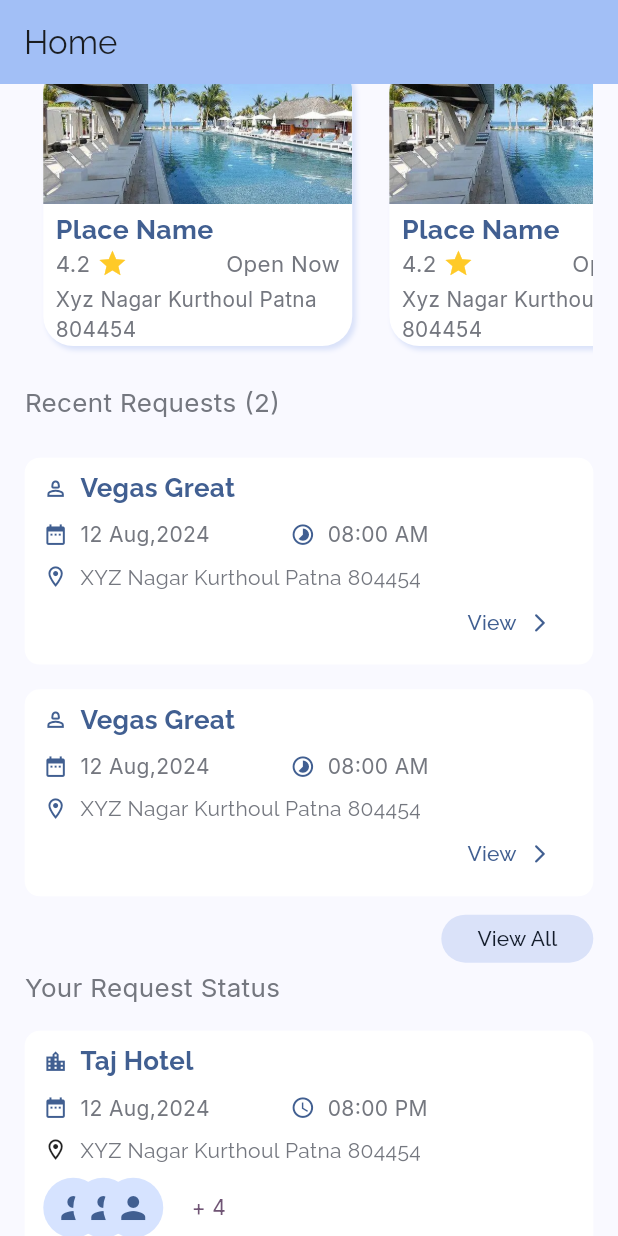
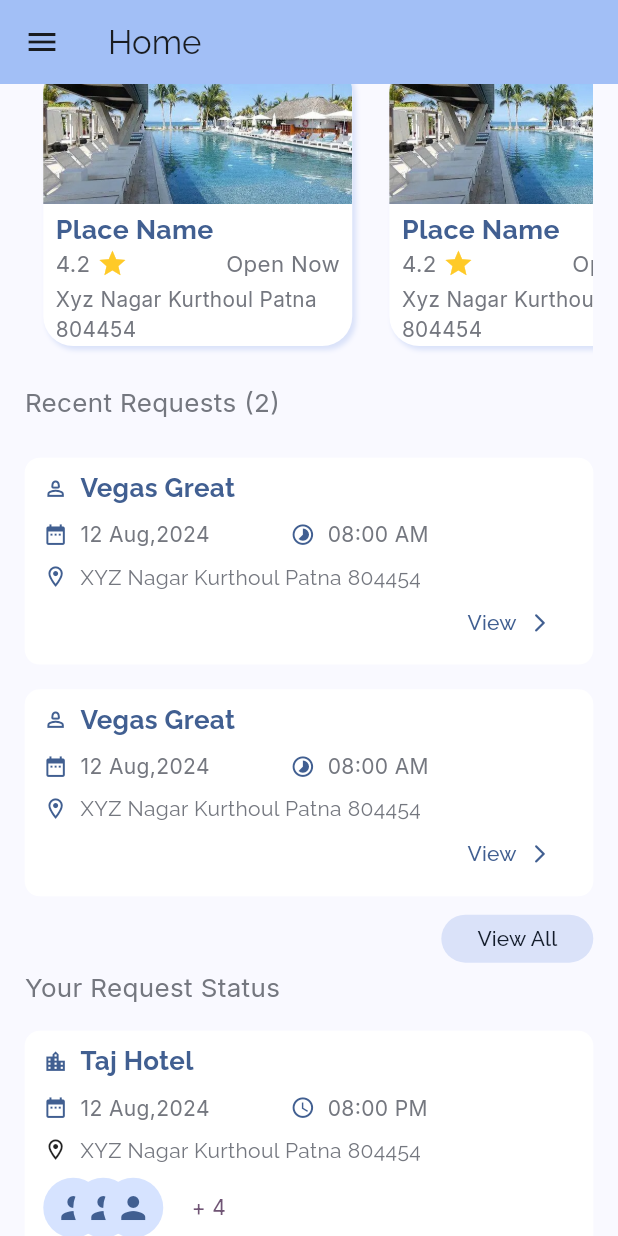
Before and after one commit to chiggosVikash/2gather, a Flutter app: the HomepageS screen opened by its route, scrolled down 576 dp, on a phone screen of 412 x 824 dp. Run offline on Flutter 3.47's test engine with Material 3 defaults, Android fonts, the phone set to English and light mode, and no system bars; our stand-ins replace connectivity_plus, flutter_riverpod, flutter_svg, go_router, google_fonts.

Commit message:
request by you history page ui  is done

```diff
--- a/lib/src/features/home_page/presentation/screens/homepage_s.dart
+++ b/lib/src/features/home_page/presentation/screens/homepage_s.dart
@@ -1,3 +1,5 @@
+import 'package:backmate/src/features/home_page/presentation/widgets/drawer.dart';
+
 import '/src/features/home_page/presentation/widgets/your_request_status.dart';
 import '/src/features/request_to_you/presentation/screens/request_to_you.dart';
 import 'package:go_router/go_router.dart';
@@ -21,6 +23,7 @@ class _HomepageSState extends State<HomepageS> {
   @override
   Widget build(BuildContext context) {
     return Scaffold(
+        drawer: const DrawerW(),
         body: CustomScrollView(
           slivers: [
             const SliverAppBar(
--- a/lib/src/features/home_page/presentation/widgets/request_info_card.dart
+++ b/lib/src/features/home_page/presentation/widgets/request_info_card.dart
@@ -1,4 +1,5 @@
 import 'package:backmate/src/extension/context_extension.dart';
+import 'package:backmate/src/shared/widgets/date_and_time_view.dart';
 import 'package:flutter/material.dart';
 import 'package:google_fonts/google_fonts.dart';
 
@@ -45,52 +46,7 @@ class RequestInfoCard extends StatelessWidget {
           SizedBox(
             height: context.height * .01,
           ),
-          Row(
-            children: [
-              SizedBox(
-                width: context.width * .4,
-                child: Row(
-                  children: [
-                    Icon(
-                      Icons.date_range,
-                      size: context.height * .02,
-                      color: context.colorScheme.primary,
-                    ),
-                    SizedBox(
-                      width: context.width * .02,
-                    ),
-                    Text(
-                      "12 Aug,2024",
-                      style: context.textTheme.bodyMedium!.merge(
-                          GoogleFonts.inter(
-                              color: context.colorScheme.outline)),
-                    )
-                  ],
-                ),
-              ),
-              SizedBox(
-                width: context.width * .4,
-                child: Row(
-                  children: [
-                    Icon(
-                      Icons.timelapse,
-                      size: context.height * .02,
-                      color: context.colorScheme.primary,
-                    ),
-                    SizedBox(
-                      width: context.width * .02,
-                    ),
-                    Text(
-                      "08:00 AM",
-                      style: context.textTheme.bodyMedium!.merge(
-                          GoogleFonts.inter(
-                              color: context.colorScheme.outline)),
-                    )
-                  ],
-                ),
-              ),
-            ],
-          ),
+          const DateAndTimeView(),
           SizedBox(
             height: context.height * .01,
           ),
--- a/lib/src/routes/app_route.dart
+++ b/lib/src/routes/app_route.dart
@@ -1,3 +1,4 @@
+import '/src/features/request_by_you_history/presentation/screens/request_by_you_history.dart';
 import '/src/features/request_to_you/presentation/screens/request_to_you.dart';
 import '../features/forgot_password/presentation/screens/change_password_screen.dart';
 import '/src/features/forgot_password/presentation/screens/otp_screen.dart';
@@ -44,5 +45,9 @@ final appRouter = GoRouter(initialLocation: LoginScreen.routeAddress, routes: [
     path: RequestToYou.routeAddress,
     name: RequestToYou.routeName,
     builder: (context, state) => const RequestToYou(),
-  )
+  ),
+  GoRoute(
+      path: RequestByYouHistory.routeAddress,
+      name: RequestByYouHistory.routeName,
+      builder: (context, state) => const RequestByYouHistory())
 ]);
--- /dev/null
+++ b/lib/src/shared/widgets/date_and_time_view.dart
@@ -0,0 +1,55 @@
+import 'package:backmate/src/core/utils/size_utils.dart';
+import 'package:flutter/material.dart';
+import 'package:google_fonts/google_fonts.dart';
+
+class DateAndTimeView extends StatelessWidget {
+  const DateAndTimeView({super.key});
+
+  @override
+  Widget build(BuildContext context) {
+    return Row(
+      children: [
+        SizedBox(
+          width: context.width * .4,
+          child: Row(
+            children: [
+              Icon(
+                Icons.date_range,
+                size: context.height * .02,
+                color: context.colorScheme.primary,
+              ),
+              SizedBox(
+                width: context.width * .02,
+              ),
+              Text(
+                "12 Aug,2024",
+                style: context.textTheme.bodyMedium!.merge(
+                    GoogleFonts.inter(color: context.colorScheme.outline)),
+              )
+            ],
+          ),
+        ),
+        SizedBox(
+          width: context.width * .4,
+          child: Row(
+            children: [
+              Icon(
+                Icons.timelapse,
+                size: context.height * .02,
+                color: context.colorScheme.primary,
+              ),
+              SizedBox(
+                width: context.width * .02,
+              ),
+              Text(
+                "08:00 AM",
+                style: context.textTheme.bodyMedium!.merge(
+                    GoogleFonts.inter(color: context.colorScheme.outline)),
+              )
+            ],
+          ),
+        ),
+      ],
+    );
+  }
+}
```
Also changed, not shown: lib/src/features/home_page/presentation/widgets/drawer.dart (added, +30 -0 lines), lib/src/features/request_by_you_history/presentation/screens/request_by_you_history.dart (added, +28 -0 lines), lib/src/features/request_by_you_history/widgets/only_and_at_max_view.dart (added, +55 -0 lines), lib/src/features/request_by_you_history/widgets/profile_icon.dart (added, +29 -0 lines), lib/src/features/request_by_you_history/widgets/request_card.dart (added, +88 -0 lines). Lines whose indentation alone changed are shown as unchanged.
